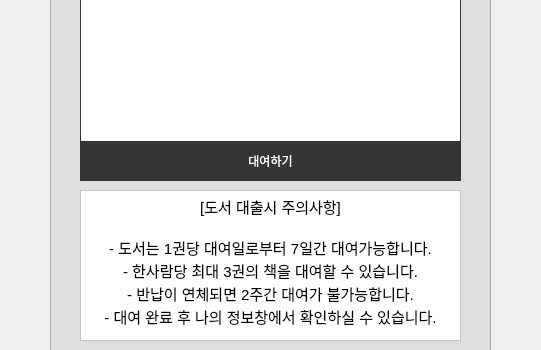
Old version of the form shopping.ui in the repository EUI-s-bookstore/bookstore; both pictures show x 90 to 631 and y 100 to 450 of the 800 by 450 pixel window.
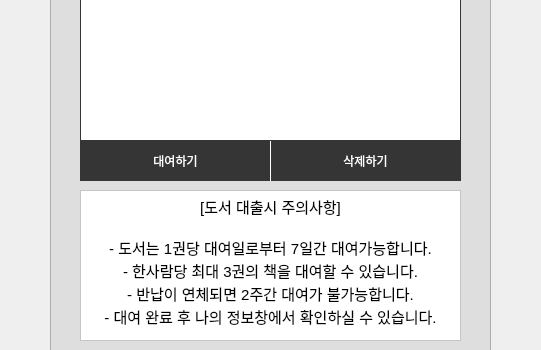
New version of the form. Icons and pictures are not drawn.

The edit to the form file:
```diff
--- a/shopping.ui
+++ b/shopping.ui
@@ -328,7 +328,7 @@
     <rect>
      <x>170</x>
      <y>240</y>
-     <width>381</width>
+     <width>191</width>
      <height>41</height>
     </rect>
    </property>
@@ -425,6 +425,44 @@
     <string notr="true">border:1px solid #353535;</string>
    </property>
   </widget>
+  <widget class="QPushButton" name="shopping_clear">
+   <property name="enabled">
+    <bool>true</bool>
+   </property>
+   <property name="geometry">
+    <rect>
+     <x>360</x>
+     <y>240</y>
+     <width>191</width>
+     <height>41</height>
+    </rect>
+   </property>
+   <property name="font">
+    <font>
+     <family>Arial</family>
+     <weight>50</weight>
+     <bold>false</bold>
+    </font>
+   </property>
+   <property name="styleSheet">
+    <string notr="true">QPushButton{
+border:1px solid #353535;
+border-left:1px solid #fff;
+background-color:#353535;
+color:#fff;
+}
+
+QPushButton:hover{
+background-color:#fff;
+color:#353535;
+}
+
+</string>
+   </property>
+   <property name="text">
+    <string>삭제하기</string>
+   </property>
+  </widget>
   <zorder>textBrowser_2</zorder>
   <zorder>textBrowser_3</zorder>
   <zorder>email_C_Btn</zorder>
@@ -435,10 +473,11 @@
   <zorder>home_icon</zorder>
   <zorder>email_Btn</zorder>
   <zorder>user_icon</zorder>
-  <zorder>shopping_Btn</zorder>
   <zorder>label_2</zorder>
   <zorder>textBrowser</zorder>
   <zorder>shopping_list</zorder>
+  <zorder>shopping_Btn</zorder>
+  <zorder>shopping_clear</zorder>
  </widget>
  <resources/>
  <connections/>
```
